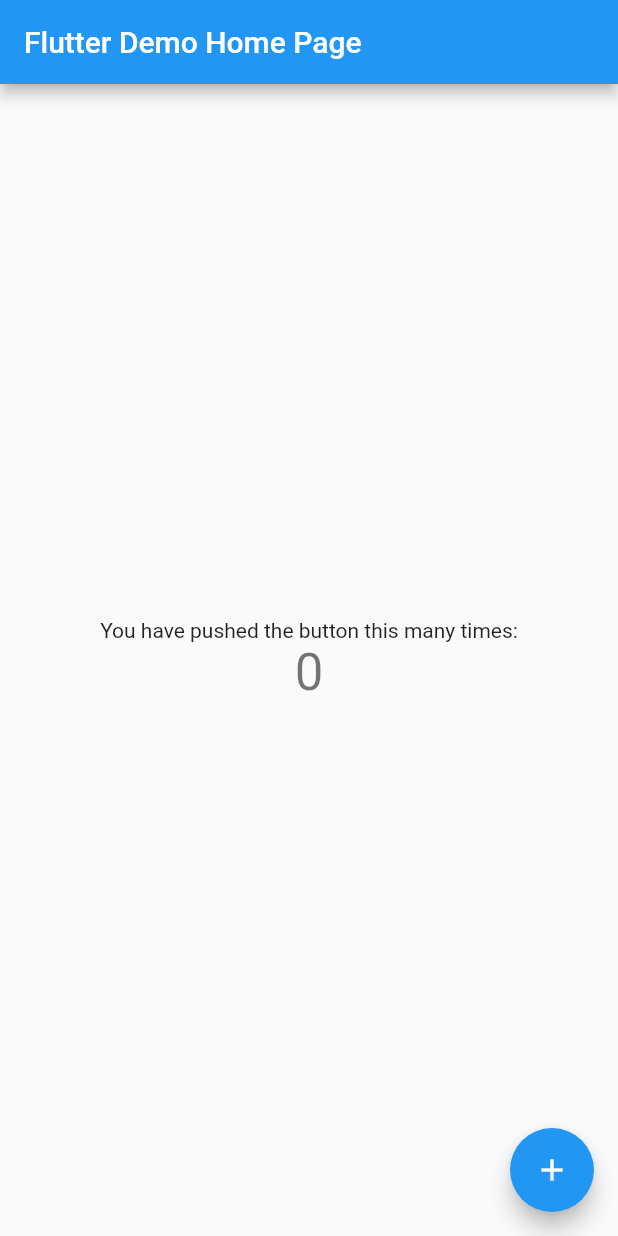
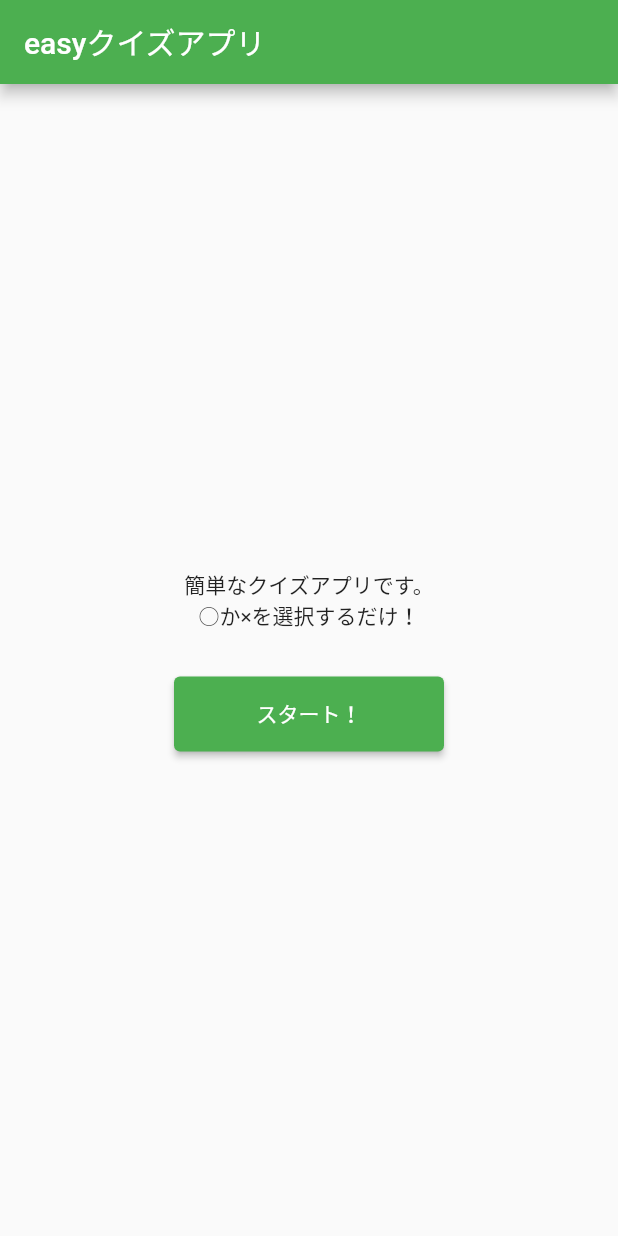
Before and after one commit to sa8a/quiz_app, a Flutter app: the screen it shows after launch, on a phone screen of 412 x 824 dp. Run offline on Flutter 3.47's test engine with Material 2 defaults, Android fonts, the phone set to English and light mode, and no system bars.

Commit message:
add: スタート画面を追加

```diff
--- a/lib/main.dart
+++ b/lib/main.dart
@@ -1,4 +1,5 @@
 import 'package:flutter/material.dart';
+import 'package:quiz_app/screens/start_page.dart';
 
 void main() {
   runApp(const MyApp());
@@ -7,109 +8,14 @@ void main() {
 class MyApp extends StatelessWidget {
   const MyApp({super.key});
 
-  // This widget is the root of your application.
   @override
   Widget build(BuildContext context) {
     return MaterialApp(
       title: 'Flutter Demo',
       theme: ThemeData(
-        // This is the theme of your application.
-        //
-        // Try running your application with "flutter run". You'll see the
-        // application has a blue toolbar. Then, without quitting the app, try
-        // changing the primarySwatch below to Colors.green and then invoke
-        // "hot reload" (press "r" in the console where you ran "flutter run",
-        // or simply save your changes to "hot reload" in a Flutter IDE).
-        // Notice that the counter didn't reset back to zero; the application
-        // is not restarted.
-        primarySwatch: Colors.blue,
+        primarySwatch: Colors.green,
       ),
-      home: const MyHomePage(title: 'Flutter Demo Home Page'),
+      home: const StartPage(),
     );
   }
 }
-
-class MyHomePage extends StatefulWidget {
-  const MyHomePage({super.key, required this.title});
-
-  // This widget is the home page of your application. It is stateful, meaning
-  // that it has a State object (defined below) that contains fields that affect
-  // how it looks.
-
-  // This class is the configuration for the state. It holds the values (in this
-  // case the title) provided by the parent (in this case the App widget) and
-  // used by the build method of the State. Fields in a Widget subclass are
-  // always marked "final".
-
-  final String title;
-
-  @override
-  State<MyHomePage> createState() => _MyHomePageState();
-}
-
-class _MyHomePageState extends State<MyHomePage> {
-  int _counter = 0;
-
-  void _incrementCounter() {
-    setState(() {
-      // This call to setState tells the Flutter framework that something has
-      // changed in this State, which causes it to rerun the build method below
-      // so that the display can reflect the updated values. If we changed
-      // _counter without calling setState(), then the build method would not be
-      // called again, and so nothing would appear to happen.
-      _counter++;
-    });
-  }
-
-  @override
-  Widget build(BuildContext context) {
-    // This method is rerun every time setState is called, for instance as done
-    // by the _incrementCounter method above.
-    //
-    // The Flutter framework has been optimized to make rerunning build methods
-    // fast, so that you can just rebuild anything that needs updating rather
-    // than having to individually change instances of widgets.
-    return Scaffold(
-      appBar: AppBar(
-        // Here we take the value from the MyHomePage object that was created by
-        // the App.build method, and use it to set our appbar title.
-        title: Text(widget.title),
-      ),
-      body: Center(
-        // Center is a layout widget. It takes a single child and positions it
-        // in the middle of the parent.
-        child: Column(
-          // Column is also a layout widget. It takes a list of children and
-          // arranges them vertically. By default, it sizes itself to fit its
-          // children horizontally, and tries to be as tall as its parent.
-          //
-          // Invoke "debug painting" (press "p" in the console, choose the
-          // "Toggle Debug Paint" action from the Flutter Inspector in Android
-          // Studio, or the "Toggle Debug Paint" command in Visual Studio Code)
-          // to see the wireframe for each widget.
-          //
-          // Column has various properties to control how it sizes itself and
-          // how it positions its children. Here we use mainAxisAlignment to
-          // center the children vertically; the main axis here is the vertical
-          // axis because Columns are vertical (the cross axis would be
-          // horizontal).
-          mainAxisAlignment: MainAxisAlignment.center,
-          children: <Widget>[
-            const Text(
-              'You have pushed the button this many times:',
-            ),
-            Text(
-              '$_counter',
-              style: Theme.of(context).textTheme.headline4,
-            ),
-          ],
-        ),
-      ),
-      floatingActionButton: FloatingActionButton(
-        onPressed: _incrementCounter,
-        tooltip: 'Increment',
-        child: const Icon(Icons.add),
-      ), // This trailing comma makes auto-formatting nicer for build methods.
-    );
-  }
-}
--- /dev/null
+++ b/lib/screens/start_page.dart
@@ -0,0 +1,34 @@
+import 'package:flutter/material.dart';
+
+// 起動画面
+class StartPage extends StatelessWidget {
+  const StartPage({super.key});
+
+  @override
+  Widget build(BuildContext context) {
+    return Scaffold(
+      appBar: AppBar(title: const Text('easyクイズアプリ')),
+      body: Center(
+        child: Column(
+          mainAxisAlignment: MainAxisAlignment.center,
+          children: [
+            const Text('簡単なクイズアプリです。'),
+            const Text('○か×を選択するだけ！'),
+            const SizedBox(height: 30),
+            SizedBox(
+              width: 180,
+              height: 50,
+              child: ElevatedButton(
+                style: ElevatedButton.styleFrom(
+                  backgroundColor: Colors.green,
+                ),
+                onPressed: () {},
+                child: const Text('スタート！'),
+              ),
+            )
+          ],
+        ),
+      ),
+    );
+  }
+}
```
Also changed, not shown: 1 other file.
